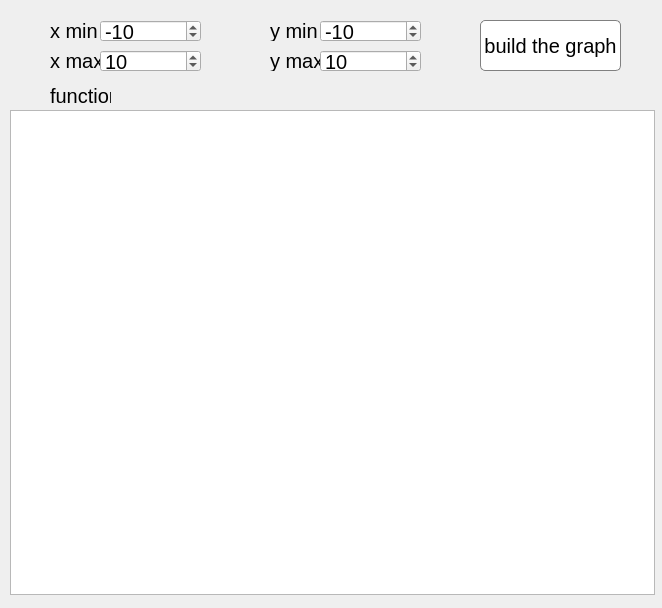
The window that src/view/graphwindow.ui (alexdor81/SmartCalc) describes before a commit, drawn with Qt 5.
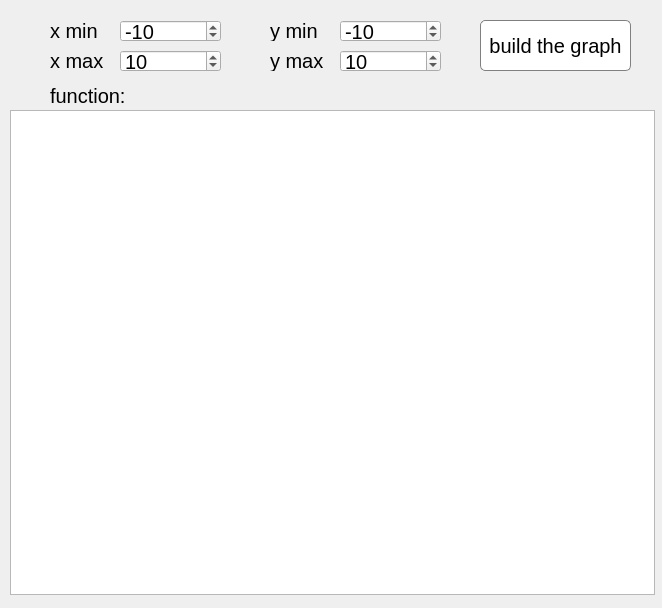
The same window after the commit.

Diff of the .ui file:
```diff
--- a/src/view/graphwindow.ui
+++ b/src/view/graphwindow.ui
@@ -36,7 +36,7 @@
     <rect>
      <x>480</x>
      <y>20</y>
-     <width>141</width>
+     <width>151</width>
      <height>51</height>
     </rect>
    </property>
@@ -63,9 +63,9 @@
   <widget class="QLabel" name="label_function">
    <property name="geometry">
     <rect>
-     <x>115</x>
+     <x>135</x>
      <y>80</y>
-     <width>431</width>
+     <width>411</width>
      <height>31</height>
     </rect>
    </property>
@@ -83,7 +83,7 @@
     <rect>
      <x>50</x>
      <y>80</y>
-     <width>61</width>
+     <width>81</width>
      <height>31</height>
     </rect>
    </property>
@@ -119,7 +119,7 @@
     <rect>
      <x>50</x>
      <y>50</y>
-     <width>51</width>
+     <width>61</width>
      <height>21</height>
     </rect>
    </property>
@@ -155,7 +155,7 @@
     <rect>
      <x>270</x>
      <y>50</y>
-     <width>51</width>
+     <width>61</width>
      <height>21</height>
     </rect>
    </property>
@@ -171,7 +171,7 @@
   <widget class="QDoubleSpinBox" name="x_min">
    <property name="geometry">
     <rect>
-     <x>100</x>
+     <x>120</x>
      <y>20</y>
      <width>101</width>
      <height>22</height>
@@ -201,7 +201,7 @@
   <widget class="QDoubleSpinBox" name="x_max">
    <property name="geometry">
     <rect>
-     <x>100</x>
+     <x>120</x>
      <y>50</y>
      <width>101</width>
      <height>22</height>
@@ -231,7 +231,7 @@
   <widget class="QDoubleSpinBox" name="y_min">
    <property name="geometry">
     <rect>
-     <x>320</x>
+     <x>340</x>
      <y>20</y>
      <width>101</width>
      <height>22</height>
@@ -261,7 +261,7 @@
   <widget class="QDoubleSpinBox" name="y_max">
    <property name="geometry">
     <rect>
-     <x>320</x>
+     <x>340</x>
      <y>50</y>
      <width>101</width>
      <height>22</height>
```
